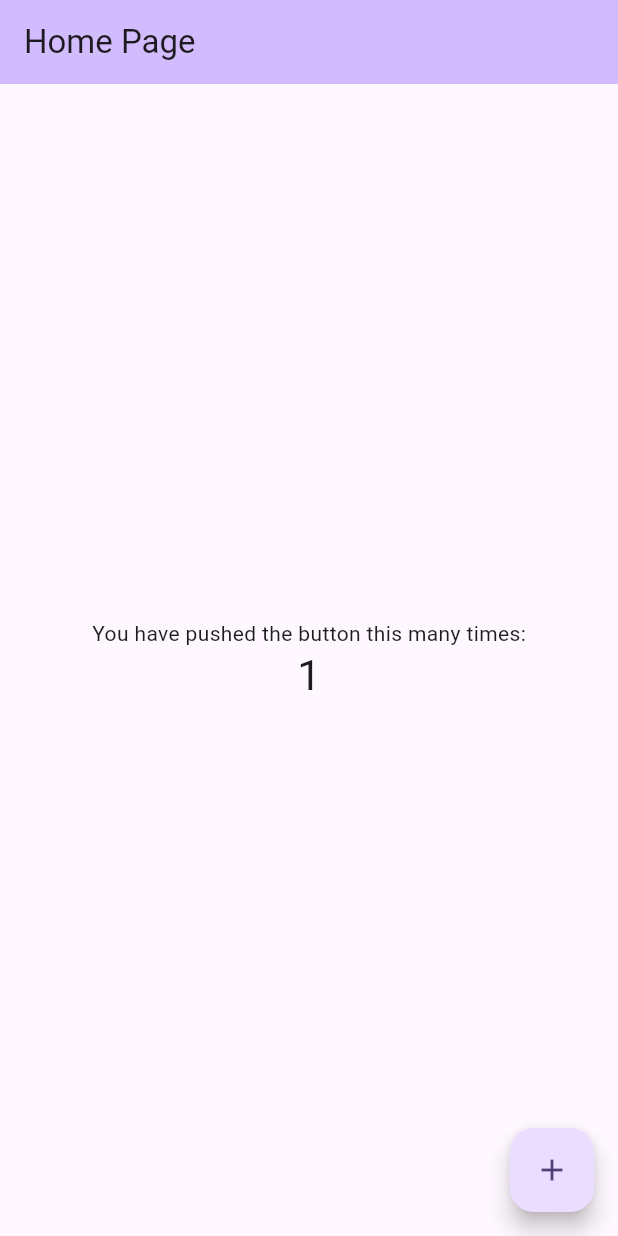
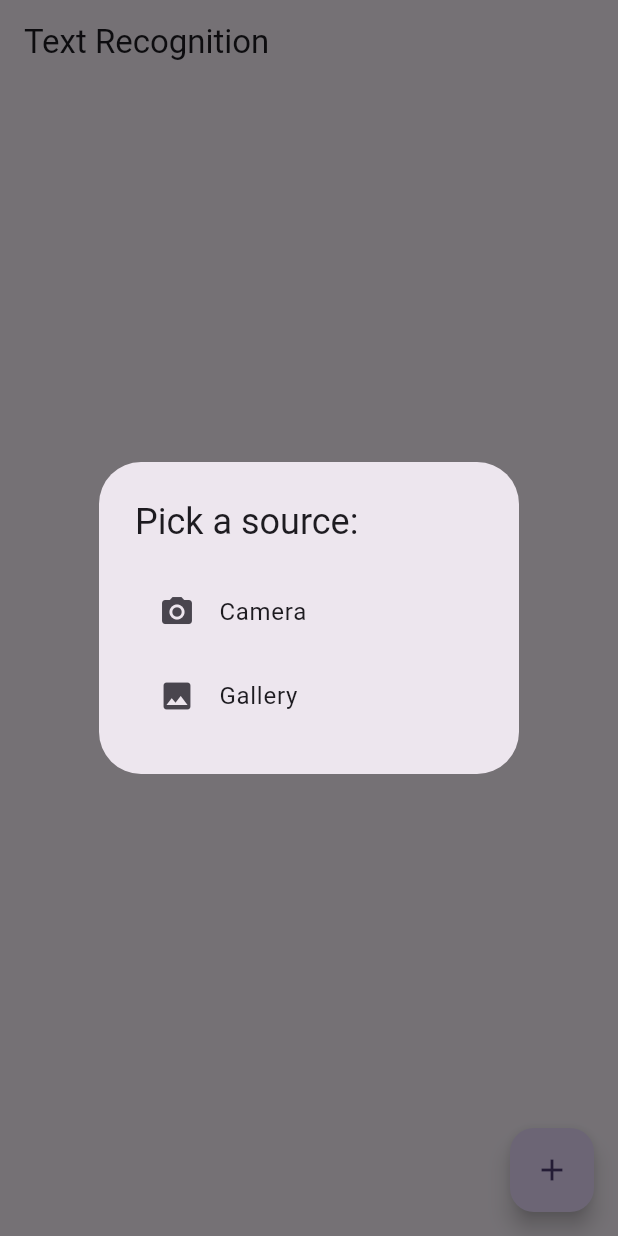
Before and after one commit to cedricnp03/fashionapp, a Flutter app: the screen it shows after launch, after a tap on the "add" icon, on a phone screen of 412 x 824 dp. Run offline on Flutter 3.47's test engine with Material 2 defaults, Android fonts, the phone set to English and light mode, and no system bars; our stand-ins replace image_picker; missing offline and left inert: google_mlkit_text_recognition.

Commit message:
ocr first attempt

```diff
--- /dev/null
+++ b/lib/functions/imagePickAlert.dart
@@ -0,0 +1,31 @@
+import 'package:flutter/material.dart';
+
+Widget imagePickAlert({
+  void Function()? onCameraPressed,
+  void Function()? onGalleryPressed,
+}) {
+  return AlertDialog(
+    title: const Text(
+      "Pick a source:",
+    ),
+    content: Column(
+      mainAxisSize: MainAxisSize.min,
+      children: [
+        ListTile(
+          leading: const Icon(Icons.camera_alt),
+          title: const Text(
+            "Camera",
+          ),
+          onTap: onCameraPressed,
+        ),
+        ListTile(
+          leading: const Icon(Icons.image),
+          title: const Text(
+            "Gallery",
+          ),
+          onTap: onGalleryPressed,
+        ),
+      ],
+    ),
+  );
+}
--- a/lib/main.dart
+++ b/lib/main.dart
@@ -1,4 +1,9 @@
+// ignore_for_file: prefer_const_constructors, prefer_const_literals_to_create_immutables
+
 import 'package:flutter/material.dart';
+import 'package:fashionapp/screens/CameraPage.dart';
+import 'package:fashionapp/screens/InfoPage1.dart';
+import 'package:fashionapp/screens/InfoPage2.dart';
 
 void main() {
   runApp(const MyApp());
@@ -18,61 +23,7 @@ class MyApp extends StatelessWidget {
         colorScheme: ColorScheme.fromSeed(seedColor: Colors.deepPurple),
         useMaterial3: true,
       ),
-      home: const MyHomePage(title: 'Home Page'),
+      home: const CameraPage(),
     );
   }
 }
-
-class MyHomePage extends StatefulWidget {
-  const MyHomePage({super.key, required this.title});
-
-  // This widget is the home page of your application.
-  final String title;
-
-  @override
-  State<MyHomePage> createState() => _MyHomePageState();
-}
-
-class _MyHomePageState extends State<MyHomePage> {
-  int _counter = 0;
-
-  void _incrementCounter() {
-    setState(() {
-      // This call to setState tells the Flutter framework that something has
-      // changed in this State, which causes it to rerun the build method below
-      // so that the display can reflect the updated values. If we changed
-      // _counter without calling setState(), then the build method would not be
-      // called again, and so nothing would appear to happen.
-      _counter++;
-    });
-  }
-
-  @override
-  Widget build(BuildContext context) {
-    return Scaffold(
-      appBar: AppBar(
-        backgroundColor: Theme.of(context).colorScheme.inversePrimary,
-        title: Text(widget.title),
-      ),
-      body: Center(
-        child: Column(
-          mainAxisAlignment: MainAxisAlignment.center,
-          children: <Widget>[
-            const Text(
-              'You have pushed the button this many times:',
-            ),
-            Text(
-              '$_counter',
-              style: Theme.of(context).textTheme.headlineMedium,
-            ),
-          ],
-        ),
-      ),
-      floatingActionButton: FloatingActionButton(
-        onPressed: _incrementCounter,
-        tooltip: 'Increment',
-        child: const Icon(Icons.add),
-      ),
-    );
-  }
-}
--- /dev/null
+++ b/lib/recognition/MLKitTextRecognizer.dart
@@ -0,0 +1,33 @@
+import 'dart:developer';
+import 'dart:io';
+import 'package:google_mlkit_text_recognition/google_mlkit_text_recognition.dart';
+import './textRecognizer.dart';
+
+class MLKitTextRecognizer extends ITextRecognizer {
+  late TextRecognizer recognizer;
+
+  MLKitTextRecognizer() {
+    recognizer = TextRecognizer();
+  }
+
+  void dispose() {
+    recognizer.close();
+  }
+
+  @override
+  Future<String> processImage(String imgPath) async {
+    final image = InputImage.fromFile(File(imgPath));
+    final recognized = await recognizer.processImage(image);
+    return recognized.text;
+  }
+
+  Future<void> processImageInBlocks(InputImage image) async {
+    final recognized = await recognizer.processImage(image);
+    final blocks = recognized.blocks;
+    for (int i = 0; i < blocks.length; i++) {
+      final e = blocks[i];
+      log("Block number $i");
+      log(e.text);
+    }
+  }
+}
--- /dev/null
+++ b/lib/recognition/RecognitionResponse.dart
@@ -0,0 +1,19 @@
+class RecognitionResponse {
+  final String imgPath;
+  final String recognizedText;
+
+  RecognitionResponse({
+    required this.imgPath,
+    required this.recognizedText,
+  });
+
+  @override
+  bool operator ==(covariant RecognitionResponse other) {
+    if (identical(this, other)) return true;
+
+    return other.imgPath == imgPath && other.recognizedText == recognizedText;
+  }
+
+  @override
+  int get hashCode => imgPath.hashCode ^ recognizedText.hashCode;
+}
--- /dev/null
+++ b/lib/recognition/textRecognizer.dart
@@ -0,0 +1,3 @@
+abstract class ITextRecognizer {
+  Future<String> processImage(String imgPath);
+}
--- /dev/null
+++ b/lib/screens/CameraPage.dart
@@ -0,0 +1,133 @@
+import 'dart:io';
+
+import 'package:fashionapp/functions/imagePickAlert.dart';
+import 'package:flutter/material.dart';
+import 'package:flutter/services.dart';
+import 'package:image_picker/image_picker.dart';
+
+import '../recognition/MLKitTextRecognizer.dart';
+import '../recognition/RecognitionResponse.dart';
+import '../recognition/textRecognizer.dart';
+
+class CameraPage extends StatefulWidget {
+  const CameraPage({super.key});
+
+  @override
+  State<CameraPage> createState() => _CameraPageState();
+}
+
+class _CameraPageState extends State<CameraPage> {
+
+  late ImagePicker _picker;
+  late ITextRecognizer _recognizer;
+
+  RecognitionResponse? _response;
+
+  @override
+  void initState() {
+    super.initState();
+    _picker = ImagePicker();
+
+    _recognizer = MLKitTextRecognizer();
+  }
+
+  @override
+  void dispose() {
+    super.dispose();
+    if (_recognizer is MLKitTextRecognizer) {
+      (_recognizer as MLKitTextRecognizer).dispose();
+    }
+  }
+
+  void processImage(String imgPath) async {
+    final recognizedText = await _recognizer.processImage(imgPath);
+    setState(() {
+      _response = RecognitionResponse(
+        imgPath: imgPath,
+        recognizedText: recognizedText,
+      );
+    });
+  }
+
+  Future<String?> obtainImage(ImageSource source) async {
+    final file = await _picker.pickImage(source: source);
+    return file?.path;
+  }
+
+  @override
+  Widget build(BuildContext context) {
+    return Scaffold(
+      appBar: AppBar(
+        title: const Text('Text Recognition'),
+      ),
+      floatingActionButton: FloatingActionButton(
+        onPressed: () {
+          showDialog(
+            context: context,
+            builder: (context) => imagePickAlert(
+              onCameraPressed: () async {
+                final imgPath = await obtainImage(ImageSource.camera);
+                if (imgPath == null) return;
+                Navigator.of(context).pop();
+                processImage(imgPath);
+              },
+              onGalleryPressed: () async {
+                final imgPath = await obtainImage(ImageSource.gallery);
+                if (imgPath == null) return;
+                Navigator.of(context).pop();
+                processImage(imgPath);
+              },
+            ),
+          );
+        },
+        child: const Icon(Icons.add),
+      ),
+      body: _response == null
+          ? const Center(
+              child: Text('Pick image to continue'),
+            )
+          : ListView(
+              children: [
+                SizedBox(
+                  height: MediaQuery.of(context).size.width,
+                  width: MediaQuery.of(context).size.width,
+                  child: Image.file(File(_response!.imgPath)),
+                ),
+                Padding(
+                    padding: const EdgeInsets.all(16),
+                    child: Column(
+                      crossAxisAlignment: CrossAxisAlignment.start,
+                      children: [
+                        Row(
+                          children: [
+                            Expanded(
+                              child: Text(
+                                "Recognized Text",
+                                style: Theme.of(context).textTheme.titleLarge,
+                              ),
+                            ),
+                            IconButton(
+                              onPressed: () {
+                                Clipboard.setData(
+                                  ClipboardData(
+                                      text: _response!.recognizedText),
+                                );
+                                ScaffoldMessenger.of(context).showSnackBar(
+                                  const SnackBar(
+                                    content: Text('Copied to Clipboard'),
+                                  ),
+                                );
+                              },
+                              icon: const Icon(Icons.copy),
+                            ),
+                          ],
+                        ),
+                        const SizedBox(height: 10),
+                        Text(_response!.recognizedText),
+                      ],
+                    )),
+              ],
+            ),
+    );
+  }
+}
--- a/pubspec.yaml
+++ b/pubspec.yaml
@@ -30,7 +30,8 @@ environment:
 dependencies:
   flutter:
     sdk: flutter
-
+  image_picker: ^1.0.0
+  google_mlkit_text_recognition: ^0.8.1
 
   # The following adds the Cupertino Icons font to your application.
   # Use with the CupertinoIcons class for iOS style icons.
```
Also changed, not shown: lib/screens/InfoPage1.dart (added, +21 -0 lines), lib/screens/InfoPage2.dart (added, +21 -0 lines), pubspec.lock, 6 other files.
